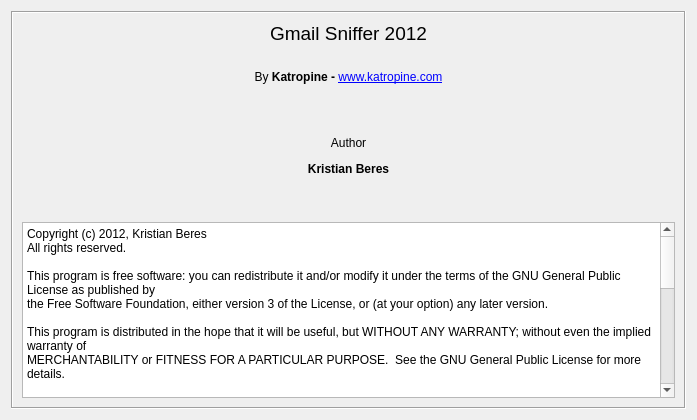
First picture: the form in aboutsniffer.ui, repository katropine/gmailsniffer, before the edit.
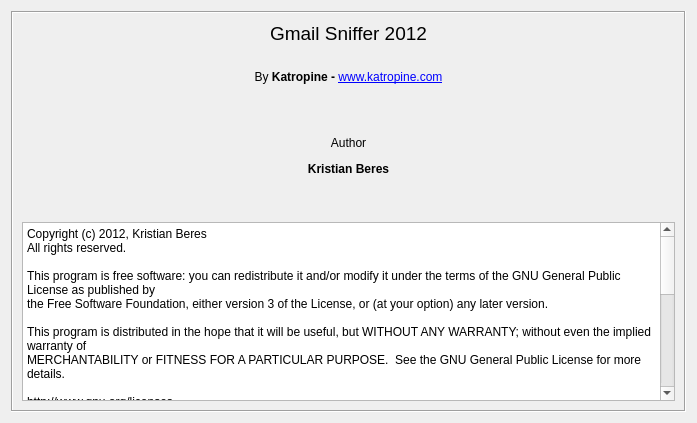
Second picture: the form after the edit.

```diff
--- a/aboutsniffer.ui
+++ b/aboutsniffer.ui
@@ -7,7 +7,7 @@
     <x>0</x>
     <y>0</y>
     <width>697</width>
-    <height>420</height>
+    <height>423</height>
    </rect>
   </property>
   <property name="sizePolicy">
@@ -38,6 +38,9 @@
       </item>
       <item>
        <widget class="QPlainTextEdit" name="plainTextEdit">
+        <property name="readOnly">
+         <bool>true</bool>
+        </property>
         <property name="plainText">
          <string>Copyright (c) 2012, Kristian Beres
 All rights reserved.
```
